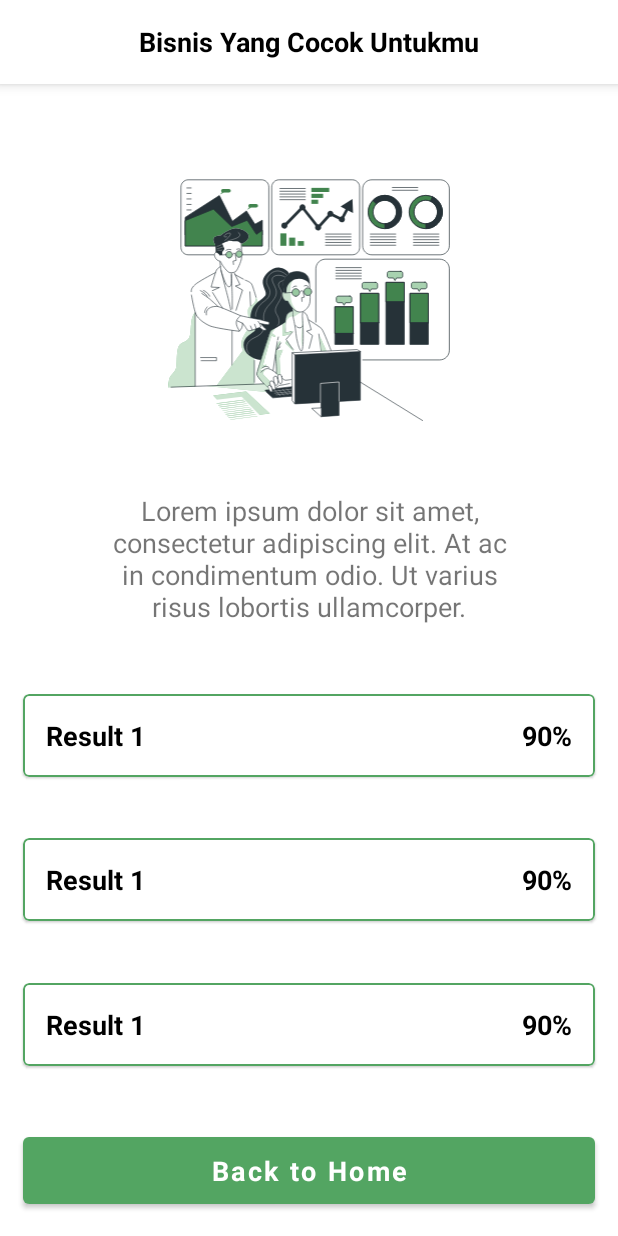
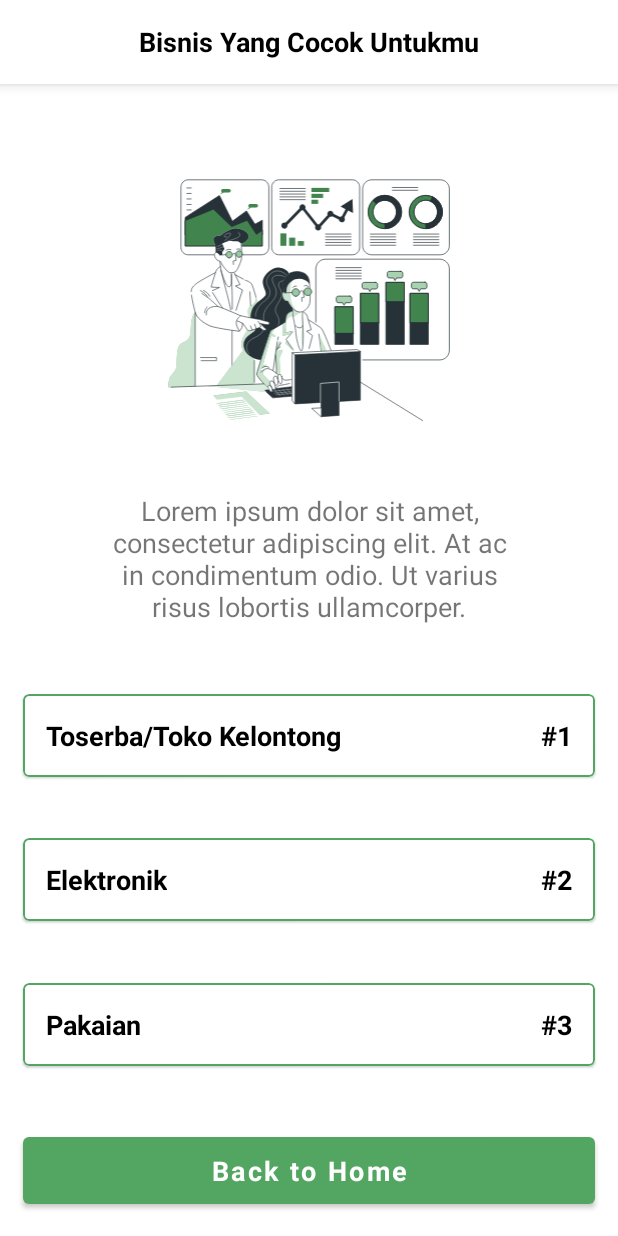
Before and after one commit to bakharaalief/Busaha-App, an Android app: the BusinessResultActivity screen opened directly, with no data from a screen before it, on a phone screen of 412 x 824 dp. Run offline under Robolectric (Android 15) with nearby library versions, the phone set to English and light mode, and no system bars; libraries missing offline, so code that uses them is left out: org.tensorflow.lite; Roboto replaces fonts that are not available here; 2 statements that could not run were skipped.

Commit message:
Add machine learning to app

```diff
--- a/app/build.gradle
+++ b/app/build.gradle
@@ -61,4 +61,7 @@ dependencies {
 
     //data store
     implementation "androidx.datastore:datastore-preferences:1.0.0"
+
+    //tenser flow
+    implementation 'org.tensorflow:tensorflow-lite:2.9.0'
 }
--- a/app/src/main/java/com/busaha/busahaapp/data/UserRepository.kt
+++ b/app/src/main/java/com/busaha/busahaapp/data/UserRepository.kt
@@ -23,7 +23,8 @@ class UserRepository(
                     response.body()?.loginResult?.username!!,
                 )
                 emit(Result.Success(data))
-            } else {
+            }
+            else if(response.body()?.error == true){
                 emit(Result.Error("Email atau Password anda salah"))
             }
         } catch (e: Exception) {
--- a/app/src/main/java/com/busaha/busahaapp/data/remote/response/LoginResponse.kt
+++ b/app/src/main/java/com/busaha/busahaapp/data/remote/response/LoginResponse.kt
@@ -7,11 +7,11 @@ data class LoginResponse(
 	@field:SerializedName("loginResult")
 	val loginResult: LoginResult,
 
-	@field:SerializedName("Message")
-	val message: String,
+	@field:SerializedName("error")
+	val error: Boolean,
 
-	@field:SerializedName("Error")
-	val error: Boolean
+	@field:SerializedName("message")
+	val message: String
 )
 
 data class LoginResult(
--- /dev/null
+++ b/app/src/main/java/com/busaha/busahaapp/ml/Classifier.kt
@@ -0,0 +1,54 @@
+package com.busaha.busahaapp.ml
+
+import android.content.res.AssetManager
+import com.busaha.busahaapp.util.Normalize
+import org.tensorflow.lite.Interpreter
+import java.io.FileInputStream
+import java.nio.MappedByteBuffer
+import java.nio.channels.FileChannel
+
+class Classifier(assetManager: AssetManager, modelPath: String) {
+
+    private var interpreter: Interpreter
+
+    init {
+        interpreter = Interpreter(loadModelFile(assetManager, modelPath))
+    }
+
+    private fun loadModelFile(assetManager: AssetManager, modelPath: String): MappedByteBuffer {
+        val fileDescriptor = assetManager.openFd(modelPath)
+        val inputStream = FileInputStream(fileDescriptor.fileDescriptor)
+        val fileChannel = inputStream.channel
+        val startOffset = fileDescriptor.startOffset
+        val declaredLength = fileDescriptor.declaredLength
+        return fileChannel.map(FileChannel.MapMode.READ_ONLY, startOffset, declaredLength)
+    }
+
+    fun searchRecommend(inputData: IntArray, labelData: Array<String>): List<Pair<String, Float>> {
+
+        //input to float array
+        val inputFloat: FloatArray = inputData.map { it.toFloat() }.toFloatArray()
+
+        //input to Normalize
+        val inputNormalize = Normalize.normalizeL2(inputFloat)
+
+        //normalize with axis 0
+        val inputNormalizeAxis0: FloatArray =
+            inputNormalize.map { if (it == 0F) 0F else 1F }.toFloatArray()
+
+        //dua dimens
+        val resultOutput = Array(1) { FloatArray(8) }
+
+        //run model in tflite
+        interpreter.run(inputNormalizeAxis0, resultOutput)
+
+        val result = HashMap<String, Float>()
+
+        //looping to input value to hash
+        for (i in labelData.indices) {
+            result[labelData[i]] = resultOutput[0][i]
+        }
+
+        return result.toList().sortedByDescending { (_, value) -> value }
+    }
+}
--- a/app/src/main/java/com/busaha/busahaapp/presentation/business_result/BusinessResultActivity.kt
+++ b/app/src/main/java/com/busaha/busahaapp/presentation/business_result/BusinessResultActivity.kt
@@ -4,11 +4,15 @@ import android.content.Intent
 import android.os.Bundle
 import androidx.appcompat.app.AppCompatActivity
 import com.busaha.busahaapp.databinding.ActivityBusinessResultBinding
+import com.busaha.busahaapp.ml.Classifier
 import com.busaha.busahaapp.presentation.main.MainActivity
 
 class BusinessResultActivity : AppCompatActivity() {
 
     private lateinit var binding: ActivityBusinessResultBinding
+    private lateinit var classifier: Classifier
+
+    private lateinit var result: List<Pair<String, Float>>
 
     override fun onCreate(savedInstanceState: Bundle?) {
         super.onCreate(savedInstanceState)
@@ -16,7 +20,45 @@ class BusinessResultActivity : AppCompatActivity() {
         binding = ActivityBusinessResultBinding.inflate(layoutInflater)
         setContentView(binding.root)
 
+        setClassifier()
+        runRecommend()
+
         binding.homeBtn.setOnClickListener { toMain() }
+    }
+
+    private fun setClassifier() {
+        classifier = Classifier(assets, "model_busaha.tflite")
+    }
+
+    private fun runRecommend() {
+        val inputData = intArrayOf(
+            100000, 25000000, 1, 2, 10000000, 1, 1, 1, 0, 0, 0, 0, 0, 0, 0, 0, 0, 0, 0, 0, 2
+        )
+
+        val labelData = arrayOf(
+            "Perternakan",
+            "Toserba/Toko Kelontong",
+            "Kuliner",
+            "Dropshipper",
+            "Barang Digital",
+            "Elektronik",
+            "Pakaian",
+            "Kosmetik"
+        )
+
+        result = classifier.searchRecommend(inputData, labelData)
+        setResultToText()
+    }
+
+    private fun setResultToText() {
+        binding.result1Text.text = result[0].first
+        binding.result1Percent.text = "#1"
+
+        binding.result2Text.text = result[1].first
+        binding.result2Percent.text = "#2"
+
+        binding.result3Text.text = result[2].first
+        binding.result3Percent.text = "#3"
     }
 
     private fun toMain() {
--- a/app/src/main/java/com/busaha/busahaapp/presentation/login/LoginActivity.kt
+++ b/app/src/main/java/com/busaha/busahaapp/presentation/login/LoginActivity.kt
@@ -14,6 +14,7 @@ import androidx.lifecycle.ViewModelProvider
 import com.busaha.busahaapp.data.Result
 import com.busaha.busahaapp.databinding.ActivityLoginBinding
 import com.busaha.busahaapp.databinding.DialogLoadingBinding
+import com.busaha.busahaapp.domain.entity.UserLogin
 import com.busaha.busahaapp.presentation.ViewModelFactory
 import com.busaha.busahaapp.presentation.main.MainActivity
 
@@ -34,7 +35,7 @@ class LoginActivity : AppCompatActivity() {
         setViewModel()
 
         binding.loginBtn.setOnClickListener {
-            loginAction()
+            loginActionTemporary()
         }
     }
 
@@ -97,6 +98,11 @@ class LoginActivity : AppCompatActivity() {
         }
     }
 
+    private fun loginActionTemporary(){
+        viewModel.saveUser(UserLogin("12345678", "Budi"))
+        toMain()
+    }
+
     private fun checkEmailError(target: CharSequence): Boolean {
         return if (TextUtils.isEmpty(target)) false else android.util.Patterns.EMAIL_ADDRESS.matcher(
             target
--- a/app/src/main/java/com/busaha/busahaapp/presentation/register/RegisterActivity.kt
+++ b/app/src/main/java/com/busaha/busahaapp/presentation/register/RegisterActivity.kt
@@ -195,7 +195,7 @@ class RegisterActivity : AppCompatActivity(), DatePickerDialog.OnDateSetListener
 
     @SuppressLint("SimpleDateFormat")
     private fun toDateString(date: Date): Editable {
-        val d = SimpleDateFormat("yyyy-MM-d");
+        val d = SimpleDateFormat("yyyy-MM-d")
         return Editable.Factory.getInstance().newEditable(d.format(date))
     }
 
--- a/app/src/main/java/com/busaha/busahaapp/presentation/splash/SplashActivity.kt
+++ b/app/src/main/java/com/busaha/busahaapp/presentation/splash/SplashActivity.kt
@@ -6,7 +6,6 @@ import android.content.Intent
 import android.os.Bundle
 import android.os.Handler
 import android.os.Looper
-import android.util.Log
 import androidx.appcompat.app.AppCompatActivity
 import androidx.datastore.core.DataStore
 import androidx.datastore.preferences.core.Preferences
@@ -56,7 +55,6 @@ class SplashActivity : AppCompatActivity() {
         val factory = ViewModelFactory.getInstance(dataStore)
         viewModel = ViewModelProvider(this, factory)[SplashViewModel::class.java]
         viewModel.getUserData().observe(this) {
-            Log.d("test", it.isLogin.toString())
             isLogin = it.isLogin
             user = UserLogin(it.localId, it.displayName)
         }
--- /dev/null
+++ b/app/src/main/java/com/busaha/busahaapp/util/Normalize.kt
@@ -0,0 +1,23 @@
+package com.busaha.busahaapp.util
+
+import java.util.*
+import kotlin.math.sqrt
+
+object Normalize {
+    fun normalizeL2(vector: FloatArray): FloatArray {
+        // compute vector 2-norm
+        var norm2 = 0f
+        for (i in vector.indices) {
+            norm2 += vector[i] * vector[i]
+        }
+        norm2 = sqrt(norm2)
+        if (norm2 == 0f) {
+            Arrays.fill(vector, 1f)
+        } else {
+            for (i in vector.indices) {
+                vector[i] = vector[i] / norm2
+            }
+        }
+        return vector
+    }
+}
--- a/app/src/main/res/layout/activity_business_result.xml
+++ b/app/src/main/res/layout/activity_business_result.xml
@@ -71,25 +71,25 @@
                 style="@style/ResultTextItemTheme"
                 android:layout_width="wrap_content"
                 android:layout_height="wrap_content"
-                android:text="Result 1"
                 app:layout_constraintBottom_toBottomOf="parent"
                 app:layout_constraintEnd_toStartOf="@+id/result_1_percent"
                 app:layout_constraintHorizontal_bias="0.5"
                 app:layout_constraintHorizontal_chainStyle="spread_inside"
                 app:layout_constraintStart_toStartOf="parent"
-                app:layout_constraintTop_toTopOf="parent" />
+                app:layout_constraintTop_toTopOf="parent"
+                tools:text="Result 1" />
 
             <TextView
                 android:id="@+id/result_1_percent"
                 style="@style/ResultPercentItemTheme"
                 android:layout_width="wrap_content"
                 android:layout_height="wrap_content"
-                android:text="90%"
                 app:layout_constraintBottom_toBottomOf="parent"
                 app:layout_constraintEnd_toEndOf="parent"
                 app:layout_constraintHorizontal_bias="0.5"
                 app:layout_constraintStart_toEndOf="@+id/result_1_text"
-                app:layout_constraintTop_toTopOf="parent" />
+                app:layout_constraintTop_toTopOf="parent"
+                tools:text="90%" />
 
         </androidx.constraintlayout.widget.ConstraintLayout>
 
@@ -116,25 +116,25 @@
                 style="@style/ResultTextItemTheme"
                 android:layout_width="wrap_content"
                 android:layout_height="wrap_content"
-                android:text="Result 1"
                 app:layout_constraintBottom_toBottomOf="parent"
                 app:layout_constraintEnd_toStartOf="@+id/result_2_percent"
                 app:layout_constraintHorizontal_bias="0.5"
                 app:layout_constraintHorizontal_chainStyle="spread_inside"
                 app:layout_constraintStart_toStartOf="parent"
-                app:layout_constraintTop_toTopOf="parent" />
+                app:layout_constraintTop_toTopOf="parent"
+                tools:text="Result 1" />
 
             <TextView
                 android:id="@+id/result_2_percent"
                 style="@style/ResultPercentItemTheme"
                 android:layout_width="wrap_content"
                 android:layout_height="wrap_content"
-                android:text="90%"
                 app:layout_constraintBottom_toBottomOf="parent"
                 app:layout_constraintEnd_toEndOf="parent"
                 app:layout_constraintHorizontal_bias="0.5"
                 app:layout_constraintStart_toEndOf="@+id/result_2_text"
-                app:layout_constraintTop_toTopOf="parent" />
+                app:layout_constraintTop_toTopOf="parent"
+                tools:text="90%" />
 
         </androidx.constraintlayout.widget.ConstraintLayout>
 
@@ -161,25 +161,25 @@
                 style="@style/ResultTextItemTheme"
                 android:layout_width="wrap_content"
                 android:layout_height="wrap_content"
-                android:text="Result 1"
                 app:layout_constraintBottom_toBottomOf="parent"
                 app:layout_constraintEnd_toStartOf="@+id/result_3_percent"
                 app:layout_constraintHorizontal_bias="0.5"
                 app:layout_constraintHorizontal_chainStyle="spread_inside"
                 app:layout_constraintStart_toStartOf="parent"
-                app:layout_constraintTop_toTopOf="parent" />
+                app:layout_constraintTop_toTopOf="parent"
+                tools:text="Result 1" />
 
             <TextView
                 android:id="@+id/result_3_percent"
                 style="@style/ResultPercentItemTheme"
                 android:layout_width="wrap_content"
                 android:layout_height="wrap_content"
-                android:text="90%"
                 app:layout_constraintBottom_toBottomOf="parent"
                 app:layout_constraintEnd_toEndOf="parent"
                 app:layout_constraintHorizontal_bias="0.5"
                 app:layout_constraintStart_toEndOf="@+id/result_3_text"
-                app:layout_constraintTop_toTopOf="parent" />
+                app:layout_constraintTop_toTopOf="parent"
+                tools:text="90%" />
 
         </androidx.constraintlayout.widget.ConstraintLayout>
 
```
Also changed, not shown: 1 other file.
